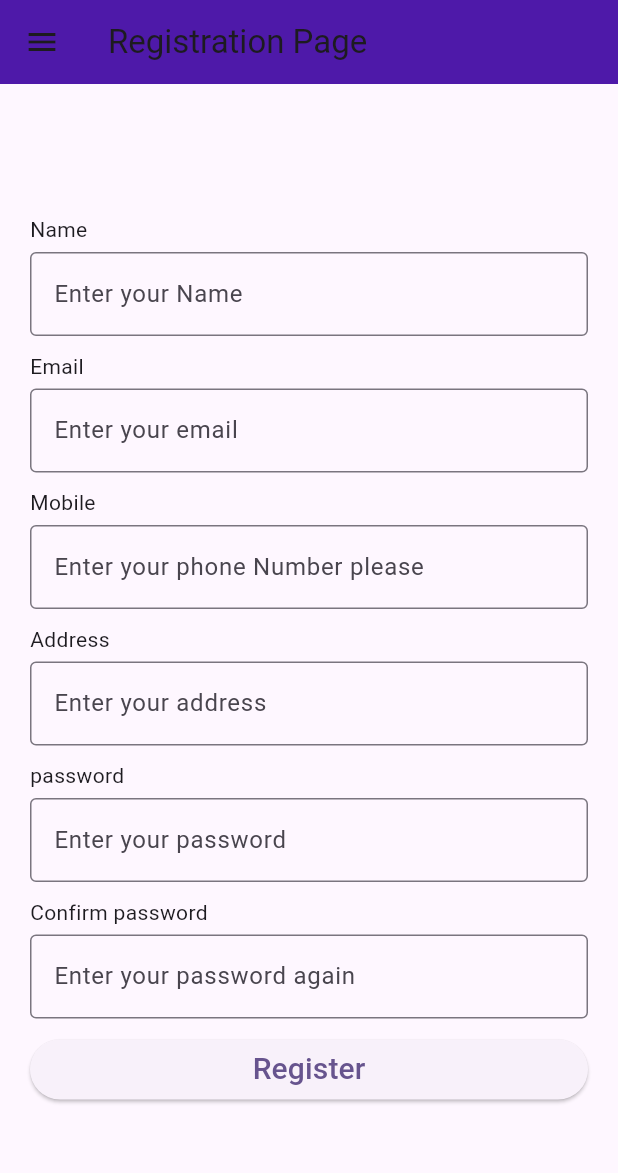
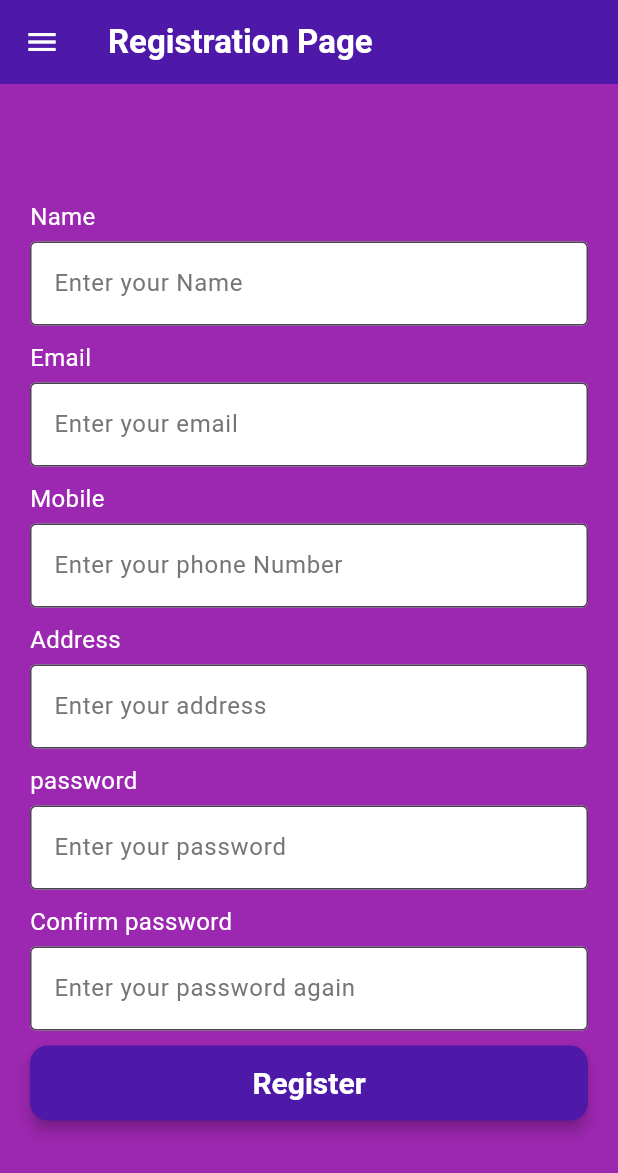
Before and after one commit to PMANOHARAREDDY/Flutter-Registration_from, a Flutter app: the screen it shows after launch, in the side drawer, after a tap on "Register", on a phone screen of 412 x 824 dp. Shown: the top 1173 px of the screen. Run offline on Flutter 3.47's test engine with Material 3 defaults, Android fonts, the phone set to English and light mode, and no system bars.

Commit message:
Standardised the Themedata

```diff
--- a/lib/main.dart
+++ b/lib/main.dart
@@ -5,22 +5,17 @@ Map<String, List<String>> userDetails = {};
 
 class LoggedInUser {
   static final LoggedInUser _instance = LoggedInUser._internal();
-
   String? name;
   String? email;
   String? mobile;
   String? address;
   String? password;
-
-  // Private constructor
   LoggedInUser._internal();
 
-  // Public constructor (optional, for constructor-style access)
   factory LoggedInUser() {
     return _instance;
   }
 
-  // Preferred way: access via `.instance`
   static LoggedInUser get instance => _instance;
 
   void setUser(String email, List<String> userData) {
@@ -56,8 +51,61 @@ class MyApp extends StatelessWidget {
     return MaterialApp(
       title: 'Flutter Demo',
       theme: ThemeData(
-        colorScheme: ColorScheme.fromSeed(seedColor: const Color.fromARGB(255, 82, 36, 162)),
-        primarySwatch: Colors.blue,
+        scaffoldBackgroundColor: Colors.purple,
+        appBarTheme: AppBarTheme(
+          backgroundColor: Color.fromARGB(255, 78, 25, 169),
+          iconTheme: IconThemeData(color: Colors.white),
+          titleTextStyle: TextStyle(
+            color: Colors.white, fontSize: 22, fontWeight: FontWeight.bold
+          ),
+        ),
+        elevatedButtonTheme: ElevatedButtonThemeData(
+          style: ElevatedButton.styleFrom(
+            backgroundColor: Color.fromARGB(255, 78, 25, 169),
+            foregroundColor: Colors.white,
+            minimumSize: Size(double.infinity, 50),
+            shape: RoundedRectangleBorder(
+              borderRadius: BorderRadius.circular(12)
+            ),
+            textStyle: TextStyle(fontSize: 20, fontWeight: FontWeight.bold),
+          ),
+        ),
+        inputDecorationTheme: InputDecorationTheme(
+          filled: true,
+          fillColor: Colors.white,
+          border: OutlineInputBorder(
+            borderSide: BorderSide(color: Color.fromARGB(255, 78, 25, 169)),
+            borderRadius: BorderRadius.all(Radius.circular(10)),
+          ),
+          focusedBorder: OutlineInputBorder(
+            borderSide: BorderSide(color: Color.fromARGB(255, 78, 25, 169), width: 2),
+            borderRadius: BorderRadius.all(Radius.circular(10)),
+          ),
+          hintStyle: TextStyle(color: Colors.grey[600]),
+        ),
+        textTheme: const TextTheme(
+          bodyMedium: TextStyle(
+            color: Colors.white, fontSize: 16
+          ),
+          titleLarge: TextStyle(
+            color: Colors.white, fontWeight: FontWeight.bold, fontSize: 24
+          ),
+          titleSmall: TextStyle(
+            color: Colors.white70
+          ),
+        ),
+        drawerTheme: DrawerThemeData(
+          backgroundColor: Color.fromARGB(255, 78, 25, 169),
+          surfaceTintColor: Colors.transparent,
+          scrimColor: Colors.black54,
+          elevation: 8,
+          shape: RoundedRectangleBorder(
+            borderRadius: BorderRadius.only(
+              topRight: Radius.circular(24),
+              bottomRight: Radius.circular(24),
+            ),
+          ),
+        ),
       ),
       home: const HomePage(),
       debugShowCheckedModeBanner: false,
@@ -86,35 +134,43 @@ class _RegisterPageState extends State<RegisterPage>{
     return Scaffold(
       appBar: AppBar(
         title : Text('Registration Page'),
-        backgroundColor: Color.fromARGB(255, 78, 25, 169),
       ),
       drawer: Drawer(
         child: Container(
-          color: Colors.purple,
           child: ListView(
             padding: EdgeInsets.zero,
             children: [
               DrawerHeader(
-                decoration: BoxDecoration(
-                  color: Colors.deepPurple,
-                ),
                 child: Text(
                   'Optimum Sync',
                   style: TextStyle(
-                    color: Colors.white,
                     fontSize: 24,
                     fontWeight: FontWeight.bold,
                   ),
                 ),
               ),
               ListTile(
-                leading: Icon(Icons.home),
+                leading: Icon(Icons.home, color: Colors.amberAccent,),
                 title: Text('Home'),
                 onTap: () {
                   Navigator.push(
                     context,
                     MaterialPageRoute(builder: (context) => const HomePage()),
                   );
+                },
+              ),
+              ListTile(
+                leading: Icon(Icons.settings, color: Colors.amberAccent,),
+                title: Text('Settings'),
+                onTap: () {
+                  print("Bear up with us.... Under Development");
+                 },
+              ),
+              ListTile(
+                leading: Icon(Icons.help, color: Colors.amberAccent,),
+                title: Text('Help & Feedback'),
+                onTap: () {
+                  print("Bear up with us.... Under Development");
                 },
               ),
             ]
@@ -165,7 +221,7 @@ class _RegisterPageState extends State<RegisterPage>{
                 keyboardType: TextInputType.number,
                 decoration: const InputDecoration(
                   border: OutlineInputBorder(),
-                  hintText: 'Enter your phone Number please',
+                  hintText: 'Enter your phone Number',
                 ),
               ),
               const SizedBox(
@@ -254,15 +310,24 @@ class _RegisterPageState extends State<RegisterPage>{
                     MaterialPageRoute(builder: (context) => const HomePage()),
                   );
                 },
-                child: Text('Register',
-                style: TextStyle(fontSize: 20),
+                child: Text('Register'),
+                style: ElevatedButton.styleFrom(
+                  elevation: 4,
+                  minimumSize: const Size(double.infinity, 50),
+                  shape: RoundedRectangleBorder(
+                    borderRadius: BorderRadius.circular(12),
+                  ),
+                  textStyle: const TextStyle(
+                    fontSize: 20,
+                    fontWeight: FontWeight.bold,
+                  ),
                 ),
               ),
             ],
           ),
         ),
-      ), // ListView
-    ); // Scaffold
+      ),
+    );
   }
 }
 
@@ -283,22 +348,16 @@ class _LoginPageState extends State<LoginPage> {
     return Scaffold(
       appBar: AppBar(
         title: const Text('Login Page'),
-        backgroundColor: const Color.fromARGB(255, 82, 36, 162),
       ),
       drawer: Drawer(
         child: Container(
-          color: Colors.purple,
           child: ListView(
             padding: EdgeInsets.zero,
             children: [
               const DrawerHeader(
-                decoration: BoxDecoration(
-                  color: Colors.deepPurple,
-                ),
                 child: Text(
                   'Optimum Sync',
                   style: TextStyle(
-                    color: Colors.white,
                     fontSize: 24,
                     fontWeight: FontWeight.bold,
                   ),
@@ -315,13 +374,27 @@ class _LoginPageState extends State<LoginPage> {
                 },
               ),
               ListTile(
-                leading: const Icon(Icons.person_add),
+                leading: const Icon(Icons.person_add, color: Colors.amberAccent,),
                 title: const Text('Register'),
                 onTap: () {
                   Navigator.push(
                     context,
                     MaterialPageRoute(builder: (context) => const RegisterPage()),
                   );
+                },
+              ),
+              ListTile(
+                leading: Icon(Icons.settings, color: Colors.amberAccent,),
+                title: Text('Settings'),
+                onTap: () {
+                  print("Bear up with us.... Under Development");
+                 },
+              ),
+              ListTile(
+                leading: Icon(Icons.help, color: Colors.amberAccent,),
+                title: Text('Help & Feedback'),
+                onTap: () {
+                  print("Bear up with us.... Under Development");
                 },
               ),
             ],
@@ -357,6 +430,17 @@ class _LoginPageState extends State<LoginPage> {
               ),
               const SizedBox(height: 25),
               ElevatedButton(
+                style: ElevatedButton.styleFrom(
+                  elevation: 4,
+                  minimumSize: const Size(double.infinity, 50),
+                  shape: RoundedRectangleBorder(
+                    borderRadius: BorderRadius.circular(12),
+                  ),
+                  textStyle: const TextStyle(
+                    fontSize: 20,
+                    fontWeight: FontWeight.bold,
+                  ),
+                ),
                 onPressed: () {
                   String email = emailController.text.trim();
                   String password = passwordController.text.trim();
@@ -392,7 +476,6 @@ class _LoginPageState extends State<LoginPage> {
                 },
                 child: const Text(
                   'Sign In',
-                  style: TextStyle(fontSize: 20),
                 ),
               ),
             ],
@@ -415,23 +498,19 @@ class SuccessPage extends StatelessWidget {
     return Scaffold(
       appBar: AppBar(
         title: Text('Success'),
-        backgroundColor: Color.fromARGB(255, 82, 36, 162),
       ),
       drawer: Drawer(
         child: Container(
-          color: Colors.purple,
           child: ListView(
             padding: EdgeInsets.zero,
             children: [
               DrawerHeader(
-                decoration: BoxDecoration(color: Colors.deepPurple),
                 child: Text(
                   'Welcome ${user.name}',
-                  style: TextStyle(color: Colors.white, fontSize: 24),
                 ),
               ),
               ListTile(
-                leading: Icon(Icons.person),
+                leading: Icon(Icons.person, color: Colors.amberAccent,),
                 title: Text('Profile'),
                 onTap: () {
                   Navigator.push(
@@ -441,10 +520,24 @@ class SuccessPage extends StatelessWidget {
                 },
               ),
               ListTile(
-                leading: Icon(Icons.logout),
+                leading: Icon(Icons.logout, color: Colors.amberAccent,),
                 title: Text('Logout'),
                 onTap: () {
                   Navigator.popUntil(context, (route) => route.isFirst);
+                },
+              ),
+              ListTile(
+                leading: Icon(Icons.settings, color: Colors.amberAccent,),
+                title: Text('Settings'),
+                onTap: () {
+                  print("Bear up with us.... Under Development");
+                 },
+              ),
+              ListTile(
+                leading: Icon(Icons.help, color: Colors.amberAccent,),
+                title: Text('Help & Feedback'),
+                onTap: () {
+                  print("Bear up with us.... Under Development");
                 },
               ),
             ],
@@ -522,7 +615,6 @@ class _ProfilePageState extends State<ProfilePage> {
     return Scaffold(
       appBar: AppBar(
         title: const Text('Your Profile'),
-        backgroundColor: const Color.fromARGB(255, 82, 36, 162),
       ),
       body: Padding(
         padding: const EdgeInsets.all(20),
@@ -580,31 +672,25 @@ class HomePage extends StatelessWidget {
   Widget build(BuildContext context) {
     return Scaffold(
       appBar: AppBar(
-        title: Text('OS'),
-        backgroundColor: Color.fromARGB(255, 82, 36, 162),
+        title: Text('Optimum Sync'),
       ),
 
       drawer: Drawer(
         child: Container(
-          color: Colors.purple,
           child: ListView(
             padding: EdgeInsets.zero,
             children: [
               DrawerHeader(
-                decoration: BoxDecoration(
-                  color: Colors.deepPurple,
-                ),
                 child: Text(
                   'Optimum Sync',
                   style: TextStyle(
-                    color: Colors.white,
                     fontSize: 24,
                     fontWeight: FontWeight.bold,
                   ),
                 ),
               ),
               ListTile(
-                leading: Icon(Icons.person_add),
+                leading: Icon(Icons.person_add, color: Colors.amberAccent,),
                 title: Text('Register'),
                 onTap: () {
                   Navigator.push(
@@ -614,7 +700,7 @@ class HomePage extends StatelessWidget {
                 },
               ),
               ListTile(
-                leading: Icon(Icons.login),
+                leading: Icon(Icons.login, color: Colors.amberAccent,),
                 title: Text('Login'),
                 onTap: () {
                   Navigator.push(
@@ -623,26 +709,52 @@ class HomePage extends StatelessWidget {
                   );
                 },
               ),
+              ListTile(
+                leading: Icon(Icons.settings, color: Colors.amberAccent,),
+                title: Text('Settings'),
+                onTap: () {
+                  print("Bear up with us.... Under Development");
+                 },
+              ),
+              ListTile(
+                leading: Icon(Icons.help, color: Colors.amberAccent,),
+                title: Text('Help & Feedback'),
+                onTap: () {
+                  print("Bear up with us.... Under Development");
+                },
+              ),
             ]
           ),
         ),
       ),
 
-      body: Center(
+      body: Container(
+        child: Center(
           child: Container(
             padding: EdgeInsets.all(10),
             child: Column(
               mainAxisSize: MainAxisSize.min,
               children: [
+                Image.asset(
+                  'assets/images/OSLogo.png',
+                  height : 100,
+                ),
+                SizedBox(
+                  height: 20,
+                ),
               Text(
                 'Welcome to Optimum Sync',
-              style: TextStyle(fontSize: 24),
+                style: TextStyle(
+                  fontSize: 24,
+                  fontWeight: FontWeight.bold,
+                ),
                 textAlign: TextAlign.center,
               ),
             ],
             ),
           ),
         ),
+      ),
     );
   }
 }
```
Also changed, not shown: pubspec.yaml (+3 -68 lines), assets/images/OSLogo.png (added), flutter_01.png (deleted). Lines whose indentation alone changed are shown as unchanged.
